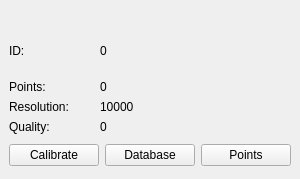
Qt form snowgui/snowgui/common/calibrationwidget.ui (AndreasFMueller/AstroPhotography) before a commit.
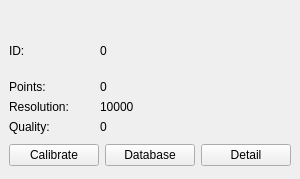
The same form after that commit. Custom widgets are drawn as their Qt base class.

Commit message: calibrationdetail dialog

```diff
--- a/snowgui/snowgui/common/calibrationwidget.ui
+++ b/snowgui/snowgui/common/calibrationwidget.ui
@@ -157,7 +157,7 @@
       <item>
        <widget class="QPushButton" name="pointsButton">
         <property name="text">
-         <string>Points</string>
+         <string>Detail</string>
         </property>
        </widget>
       </item>
```
Left out of the diff: 4 changed lines with no effect on the pictures. The commit also changes 7 other files.
